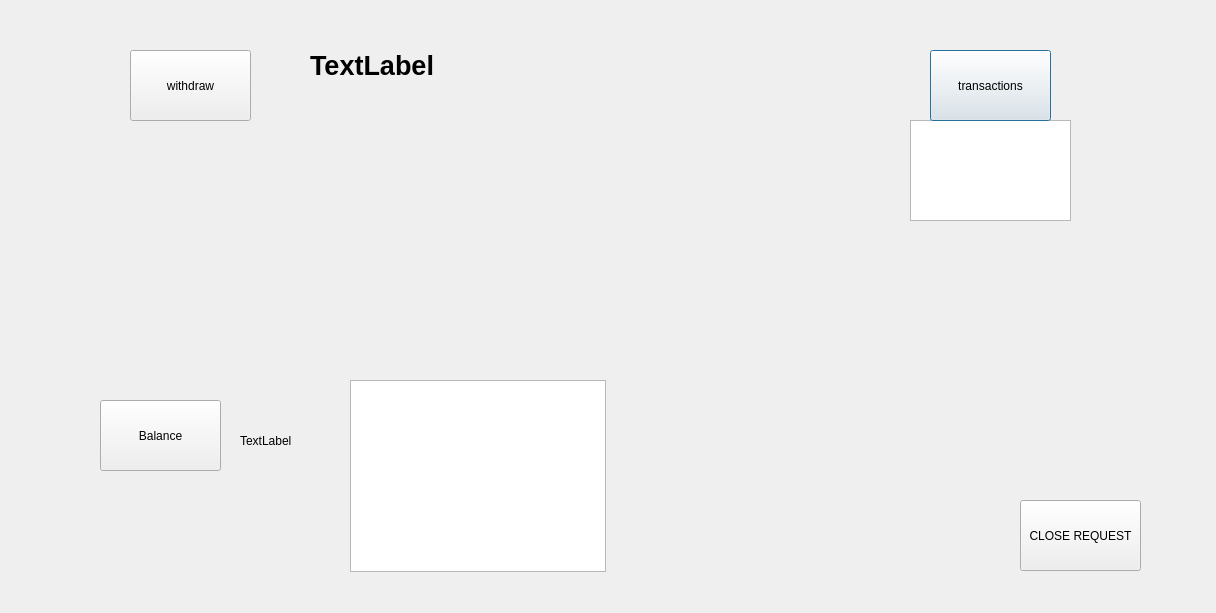
Qt form bank-automat/mainmenu.ui (JereKortesalmi/BankProject) before a commit.
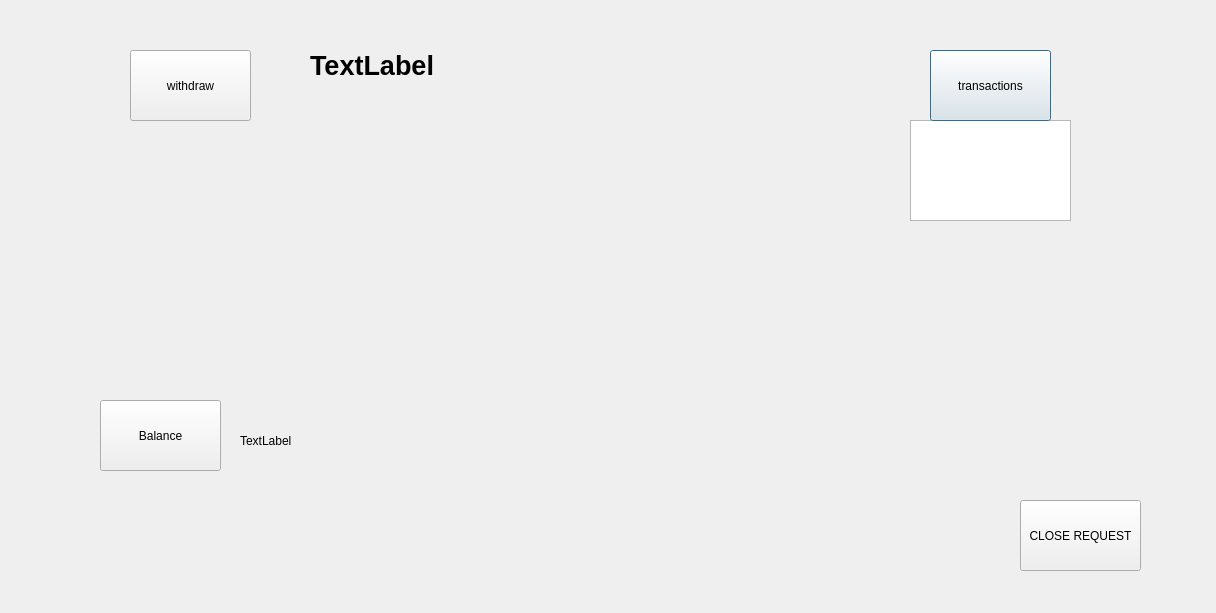
The same form after that commit.

Commit message: cleaniä

Diff of the .ui file:
```diff
--- a/bank-automat/mainmenu.ui
+++ b/bank-automat/mainmenu.ui
@@ -116,16 +116,6 @@
     <string>TextLabel</string>
    </property>
   </widget>
-  <widget class="QTextBrowser" name="balanceBrowser">
-   <property name="geometry">
-    <rect>
-     <x>350</x>
-     <y>380</y>
-     <width>256</width>
-     <height>192</height>
-    </rect>
-   </property>
-  </widget>
  </widget>
  <resources/>
  <connections/>
```
The commit also changes 1 other file.
